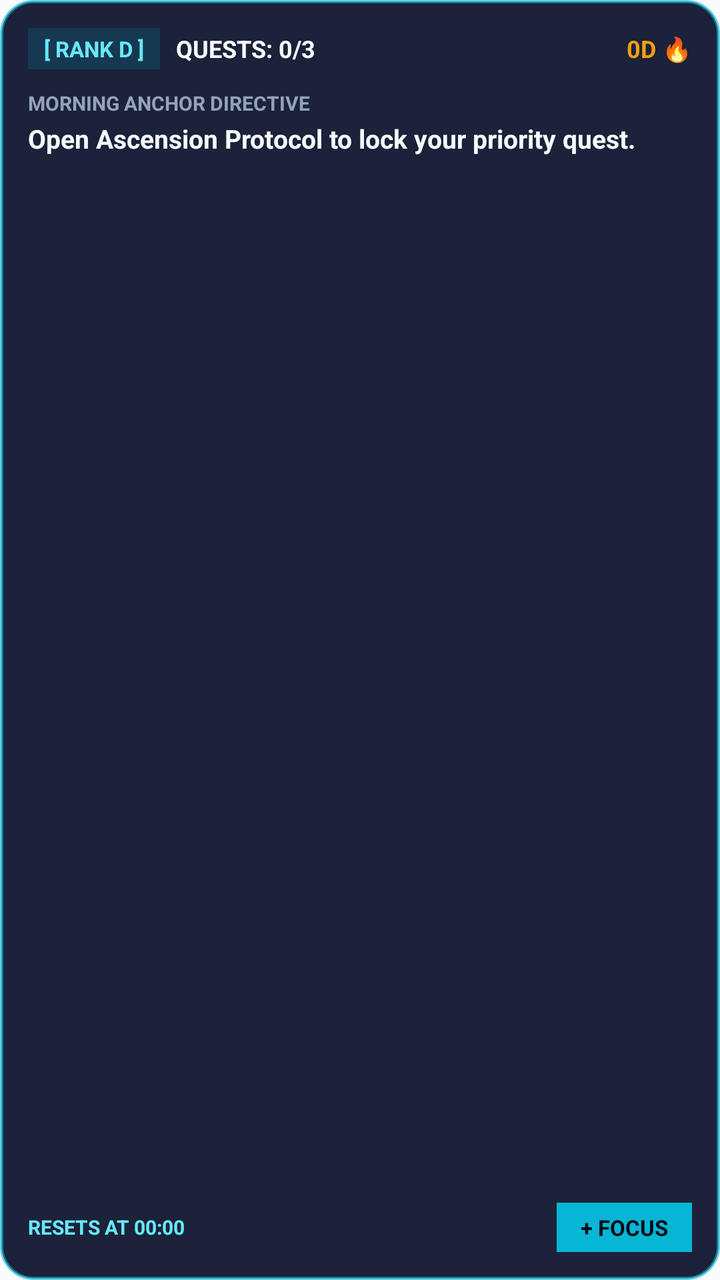
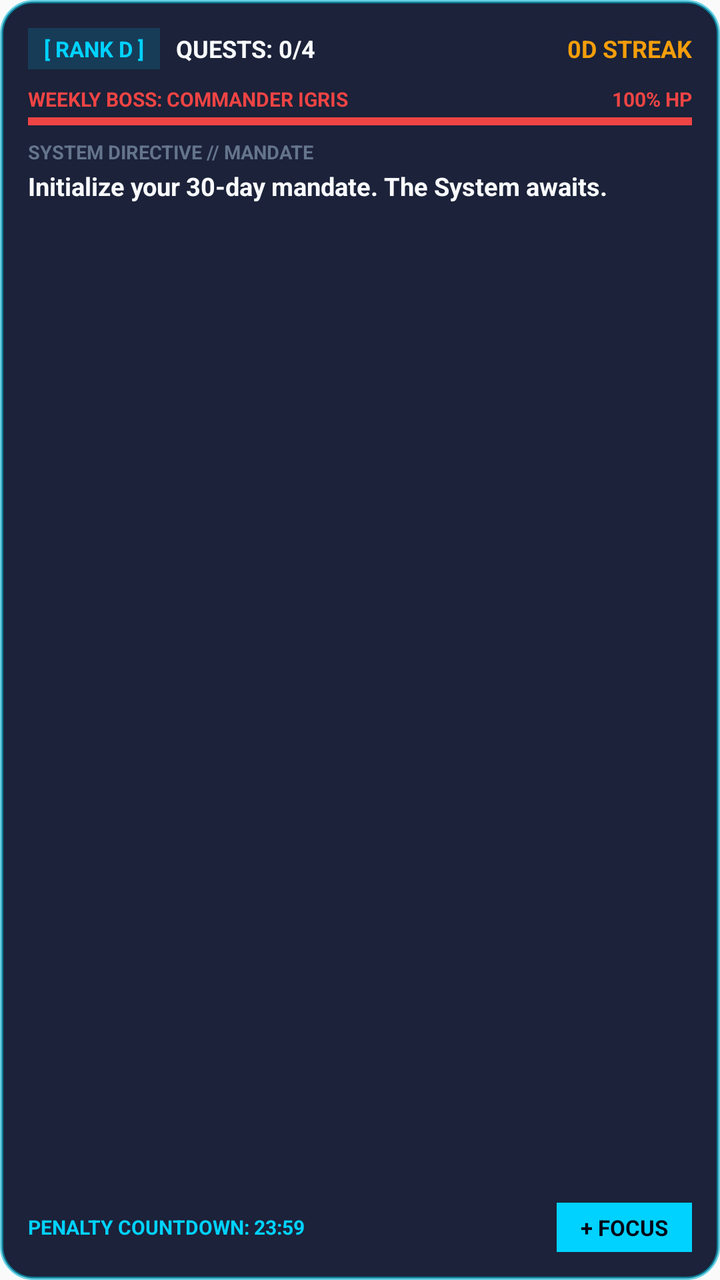

Screens rendered from an Android XML layout before and after an edit, with the pre-edit source and the edit as a unified diff.
<!-- AndroidManifest.xml: another module's application theme AppTheme -->
<!-- res/layout/quest_hud_widget.xml -->
<?xml version="1.0" encoding="utf-8"?>
<LinearLayout xmlns:android="http://schemas.android.com/apk/res/android"
    android:id="@+id/widget_root"
    android:layout_width="match_parent"
    android:layout_height="match_parent"
    android:background="@drawable/widget_hud_bg"
    android:orientation="vertical"
    android:padding="14dp">

    <LinearLayout
        android:layout_width="match_parent"
        android:layout_height="wrap_content"
        android:gravity="center_vertical"
        android:orientation="horizontal">

        <TextView
            android:id="@+id/widget_rank_badge"
            android:layout_width="wrap_content"
            android:layout_height="wrap_content"
            android:background="#2606B6D4"
            android:paddingLeft="8dp"
            android:paddingTop="3dp"
            android:paddingRight="8dp"
            android:paddingBottom="3dp"
            android:text="[ RANK D ]"
            android:textColor="#67E8F9"
            android:textSize="11sp"
            android:textStyle="bold" />

        <TextView
            android:id="@+id/widget_quest_count"
            android:layout_width="0dp"
            android:layout_height="wrap_content"
            android:layout_weight="1"
            android:paddingLeft="8dp"
            android:paddingRight="8dp"
            android:text="QUESTS: 0/3"
            android:textColor="#F8FAFC"
            android:textSize="12sp"
            android:textStyle="bold" />

        <TextView
            android:id="@+id/widget_streak"
            android:layout_width="wrap_content"
            android:layout_height="wrap_content"
            android:text="0D 🔥"
            android:textColor="#F59E0B"
            android:textSize="12sp"
            android:textStyle="bold" />
    </LinearLayout>

    <TextView
        android:id="@+id/widget_anchor_label"
        android:layout_width="match_parent"
        android:layout_height="wrap_content"
        android:layout_marginTop="10dp"
        android:text="MORNING ANCHOR DIRECTIVE"
        android:textColor="#94A3B8"
        android:textSize="10sp"
        android:textStyle="bold" />

    <TextView
        android:id="@+id/widget_anchor_title"
        android:layout_width="match_parent"
        android:layout_height="0dp"
        android:layout_marginTop="2dp"
        android:layout_weight="1"
        android:ellipsize="end"
        android:maxLines="2"
        android:text="Open Ascension Protocol to lock your priority quest."
        android:textColor="#F8FAFC"
        android:textSize="13sp"
        android:textStyle="bold" />

    <LinearLayout
        android:layout_width="match_parent"
        android:layout_height="wrap_content"
        android:layout_marginTop="8dp"
        android:gravity="center_vertical"
        android:orientation="horizontal">

        <TextView
            android:id="@+id/widget_status_line"
            android:layout_width="0dp"
            android:layout_height="wrap_content"
            android:layout_weight="1"
            android:text="RESETS AT 00:00"
            android:textColor="#67E8F9"
            android:textSize="10sp"
            android:textStyle="bold" />

        <TextView
            android:id="@+id/widget_focus_btn"
            android:layout_width="wrap_content"
            android:layout_height="wrap_content"
            android:background="#06B6D4"
            android:paddingLeft="12dp"
            android:paddingTop="5dp"
            android:paddingRight="12dp"
            android:paddingBottom="5dp"
            android:text="+ FOCUS"
            android:textColor="#020617"
            android:textSize="11sp"
            android:textStyle="bold" />
    </LinearLayout>
</LinearLayout>
<!-- resources referenced by this layout -->
<resources>
  <!-- drawable widget_hud_bg (drawable) -->
  <?xml version="1.0" encoding="utf-8"?>
  <shape xmlns:android="http://schemas.android.com/apk/res/android" android:shape="rectangle">
      <solid android:color="#EE0B132B" />
      <stroke android:width="1.5dp" android:color="#9906B6D4" />
      <corners android:radius="16dp" />
  </shape>
  <style name="AppTheme" parent="Theme.AppCompat.Light.DarkActionBar">
          
          <item name="colorPrimary">@color/colorPrimary</item>
          <item name="colorPrimaryDark">@color/colorPrimaryDark</item>
          <item name="colorAccent">@color/colorAccent</item>
      </style>
</resources>

<!-- the commit's change to res/layout/quest_hud_widget.xml (unified diff, before → after) -->
@@ -7,6 +7,7 @@
     android:orientation="vertical"
     android:padding="14dp">
 
+    
     <LinearLayout
         android:layout_width="match_parent"
         android:layout_height="wrap_content"
@@ -17,13 +18,13 @@
             android:id="@+id/widget_rank_badge"
             android:layout_width="wrap_content"
             android:layout_height="wrap_content"
-            android:background="#2606B6D4"
+            android:background="#2600D2FF"
             android:paddingLeft="8dp"
             android:paddingTop="3dp"
             android:paddingRight="8dp"
             android:paddingBottom="3dp"
             android:text="[ RANK D ]"
-            android:textColor="#67E8F9"
+            android:textColor="#00D2FF"
             android:textSize="11sp"
             android:textStyle="bold" />
 
@@ -34,7 +35,7 @@
             android:layout_weight="1"
             android:paddingLeft="8dp"
             android:paddingRight="8dp"
-            android:text="QUESTS: 0/3"
+            android:text="QUESTS: 0/4"
             android:textColor="#F8FAFC"
             android:textSize="12sp"
             android:textStyle="bold" />
@@ -43,20 +44,65 @@
             android:id="@+id/widget_streak"
             android:layout_width="wrap_content"
             android:layout_height="wrap_content"
-            android:text="0D 🔥"
+            android:text="0D STREAK"
             android:textColor="#F59E0B"
             android:textSize="12sp"
             android:textStyle="bold" />
     </LinearLayout>
 
+    
+    <LinearLayout
+        android:id="@+id/widget_boss_container"
+        android:layout_width="match_parent"
+        android:layout_height="wrap_content"
+        android:layout_marginTop="8dp"
+        android:orientation="vertical">
+
+        <LinearLayout
+            android:layout_width="match_parent"
+            android:layout_height="wrap_content"
+            android:orientation="horizontal">
+
+            <TextView
+                android:id="@+id/widget_boss_name"
+                android:layout_width="0dp"
+                android:layout_height="wrap_content"
+                android:layout_weight="1"
+                android:text="WEEKLY BOSS: COMMANDER IGRIS"
+                android:textColor="#EF4444"
+                android:textSize="10sp"
+                android:textStyle="bold" />
+
+            <TextView
+                android:id="@+id/widget_boss_hp_text"
+                android:layout_width="wrap_content"
+                android:layout_height="wrap_content"
+                android:text="100% HP"
+                android:textColor="#EF4444"
+                android:textSize="10sp"
+                android:textStyle="bold" />
+        </LinearLayout>
+
+        <ProgressBar
+            android:id="@+id/widget_boss_progress"
+            style="?android:attr/progressBarStyleHorizontal"
+            android:layout_width="match_parent"
+            android:layout_height="5dp"
+            android:layout_marginTop="2dp"
+            android:max="100"
+            android:progress="100"
+            android:progressTint="#EF4444" />
+    </LinearLayout>
+
+    
     <TextView
         android:id="@+id/widget_anchor_label"
         android:layout_width="match_parent"
         android:layout_height="wrap_content"
-        android:layout_marginTop="10dp"
-        android:text="MORNING ANCHOR DIRECTIVE"
-        android:textColor="#94A3B8"
-        android:textSize="10sp"
+        android:layout_marginTop="6dp"
+        android:text="SYSTEM DIRECTIVE // MANDATE"
+        android:textColor="#64748B"
+        android:textSize="9.5sp"
         android:textStyle="bold" />
 
     <TextView
@@ -67,15 +113,16 @@
         android:layout_weight="1"
         android:ellipsize="end"
         android:maxLines="2"
-        android:text="Open Ascension Protocol to lock your priority quest."
+        android:text="Initialize your 30-day mandate. The System awaits."
         android:textColor="#F8FAFC"
-        android:textSize="13sp"
+        android:textSize="12.5sp"
         android:textStyle="bold" />
 
+    
     <LinearLayout
         android:layout_width="match_parent"
         android:layout_height="wrap_content"
-        android:layout_marginTop="8dp"
+        android:layout_marginTop="6dp"
         android:gravity="center_vertical"
         android:orientation="horizontal">
 
@@ -84,8 +131,8 @@
             android:layout_width="0dp"
             android:layout_height="wrap_content"
             android:layout_weight="1"
-            android:text="RESETS AT 00:00"
-            android:textColor="#67E8F9"
+            android:text="PENALTY COUNTDOWN: 23:59"
+            android:textColor="#00D2FF"
             android:textSize="10sp"
             android:textStyle="bold" />
 
@@ -93,7 +140,7 @@
             android:id="@+id/widget_focus_btn"
             android:layout_width="wrap_content"
             android:layout_height="wrap_content"
-            android:background="#06B6D4"
+            android:background="#00D2FF"
             android:paddingLeft="12dp"
             android:paddingTop="5dp"
             android:paddingRight="12dp"
